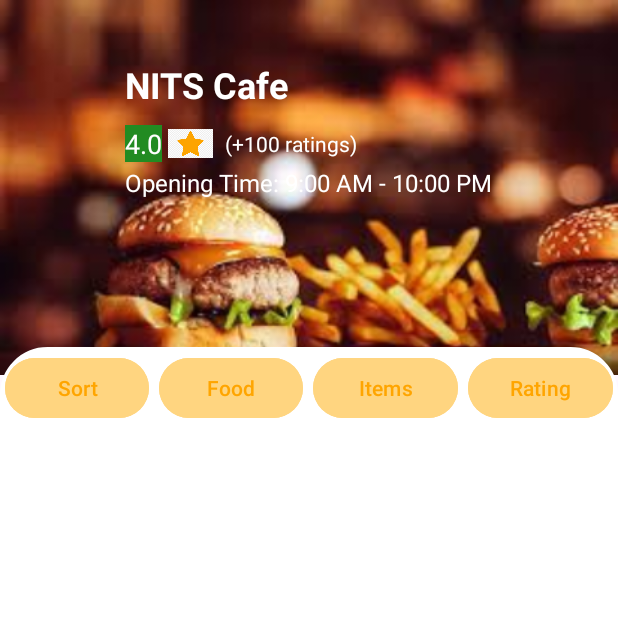
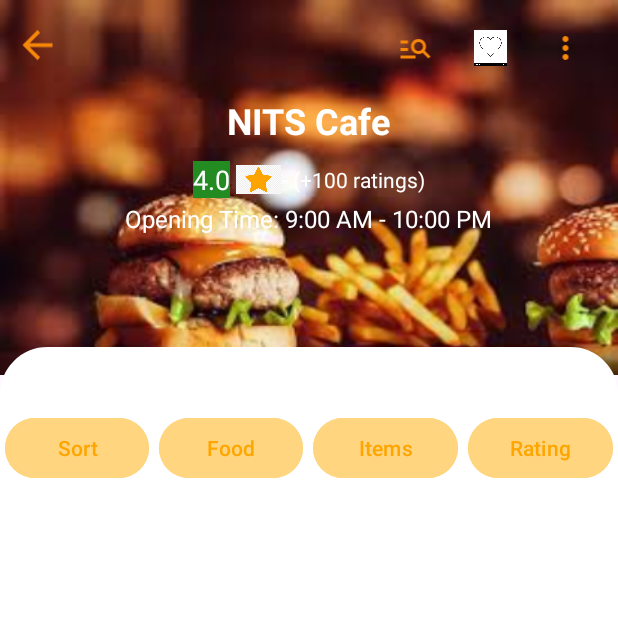
Before and after one commit to parthiv002/Restaurant_page, an Android app: the screen it shows after launch (MainActivity), on a phone screen of 412 x 824 dp, the top half of it. Run offline under Robolectric (Android 15) with nearby library versions, the light colour scheme and no system bars.

Commit message:
ui imrpoved

```diff
--- a/app/src/main/java/com/example/restaurant_page/MainActivity.kt
+++ b/app/src/main/java/com/example/restaurant_page/MainActivity.kt
@@ -3,15 +3,20 @@ package com.example.restaurant_page
 import androidx.appcompat.app.AppCompatActivity
 import android.os.Bundle
 import android.view.WindowManager
+import androidx.appcompat.widget.Toolbar
 
 class MainActivity : AppCompatActivity() {
     override fun onCreate(savedInstanceState: Bundle?) {
         super.onCreate(savedInstanceState)
         setContentView(R.layout.activity_main)
 
+//        supportActionBar?.setDisplayHomeAsUpEnabled(true)
+//        val toolbar = findViewById<Toolbar>(R.id.custom_toolbar)
+//        setSupportActionBar(toolbar)
+
         window.setFlags(
-            WindowManager.LayoutParams.FLAG_LAYOUT_NO_LIMITS,
-            WindowManager.LayoutParams.FLAG_LAYOUT_NO_LIMITS
+            WindowManager.LayoutParams.FLAG_LAYOUT_IN_SCREEN,
+            WindowManager.LayoutParams.FLAG_LAYOUT_IN_SCREEN
         )
     }
 }
--- /dev/null
+++ b/app/src/main/res/drawable/back.xml
@@ -0,0 +1,5 @@
+<vector android:autoMirrored="true" android:height="26dp"
+    android:tint="#F68708" android:viewportHeight="24"
+    android:viewportWidth="24" android:width="26dp" xmlns:android="http://schemas.android.com/apk/res/android">
+    <path android:fillColor="@android:color/white" android:pathData="M20,11H7.83l5.59,-5.59L12,4l-8,8 8,8 1.41,-1.41L7.83,13H20v-2z"/>
+</vector>
--- /dev/null
+++ b/app/src/main/res/drawable/menu.xml
@@ -0,0 +1,5 @@
+<vector android:height="26dp" android:tint="#F68708"
+    android:viewportHeight="24" android:viewportWidth="24"
+    android:width="26dp" xmlns:android="http://schemas.android.com/apk/res/android">
+    <path android:fillColor="@android:color/white" android:pathData="M12,8c1.1,0 2,-0.9 2,-2s-0.9,-2 -2,-2 -2,0.9 -2,2 0.9,2 2,2zM12,10c-1.1,0 -2,0.9 -2,2s0.9,2 2,2 2,-0.9 2,-2 -0.9,-2 -2,-2zM12,16c-1.1,0 -2,0.9 -2,2s0.9,2 2,2 2,-0.9 2,-2 -0.9,-2 -2,-2z"/>
+</vector>
--- /dev/null
+++ b/app/src/main/res/drawable/search.xml
@@ -0,0 +1,5 @@
+<vector android:autoMirrored="true" android:height="26dp"
+    android:tint="#F68708" android:viewportHeight="24"
+    android:viewportWidth="24" android:width="26dp" xmlns:android="http://schemas.android.com/apk/res/android">
+    <path android:fillColor="@android:color/white" android:pathData="M7,9H2V7h5V9zM7,12H2v2h5V12zM20.59,19l-3.83,-3.83C15.96,15.69 15.02,16 14,16c-2.76,0 -5,-2.24 -5,-5s2.24,-5 5,-5s5,2.24 5,5c0,1.02 -0.31,1.96 -0.83,2.75L22,17.59L20.59,19zM17,11c0,-1.65 -1.35,-3 -3,-3s-3,1.35 -3,3s1.35,3 3,3S17,12.65 17,11zM2,19h10v-2H2V19z"/>
+</vector>
--- a/app/src/main/res/layout/activity_main.xml
+++ b/app/src/main/res/layout/activity_main.xml
@@ -7,6 +7,7 @@
     android:layout_height="match_parent">
 
 
+
     <LinearLayout
         android:layout_width="match_parent"
         android:layout_height="250dp"
@@ -14,12 +15,17 @@
         android:background="@drawable/borgir_image"
         >
 
+
+
         <LinearLayout
-            android:layout_width="wrap_content"
+            android:layout_width="match_parent"
             android:layout_height="wrap_content"
             android:layout_gravity="center"
-            android:orientation="vertical"
-            android:padding="40dp">
+            android:orientation="vertical">
+
+            <include
+                layout="@layout/toolbar"
+                />
 
             <TextView
                 android:id="@+id/textViewRestaurantName"
@@ -30,13 +36,15 @@
                 android:textAlignment="center"
                 android:textColor="@android:color/white"
                 android:textSize="24sp"
-                android:textStyle="bold" />
+                android:textStyle="bold"
+                android:layout_gravity="center"/>
 
             <LinearLayout
                 android:layout_width="wrap_content"
                 android:layout_height="wrap_content"
                 android:gravity="center_vertical"
-                android:orientation="horizontal">
+                android:orientation="horizontal"
+                android:layout_gravity="center">
 
                 <TextView
                     android:id="@+id/textViewRating"
@@ -69,7 +77,8 @@
                 android:layout_height="wrap_content"
                 android:text="Opening Time: 9:00 AM - 10:00 PM"
                 android:textColor="@android:color/white"
-                android:textSize="16sp" />
+                android:textSize="16sp"
+                android:layout_gravity="center"/>
 
         </LinearLayout>
 
@@ -92,7 +101,8 @@
         <LinearLayout
             android:layout_width="match_parent"
             android:layout_height="wrap_content"
-            android:orientation="horizontal">
+            android:orientation="horizontal"
+            android:layout_marginTop="40dp">
 
             <Button
                 android:layout_width="0dp"
@@ -133,7 +143,11 @@
                 android:layout_margin="3dp"
                 style="?android:attr/buttonBarButtonStyle"
                 android:backgroundTint="#FFD580"/>
+
+
         </LinearLayout>
+
+
 
         <LinearLayout
             android:layout_width="match_parent"
--- /dev/null
+++ b/app/src/main/res/layout/toolbar.xml
@@ -0,0 +1,41 @@
+<?xml version="1.0" encoding="utf-8"?>
+<RelativeLayout xmlns:android="http://schemas.android.com/apk/res/android"
+    android:id="@+id/custom_toolbar"
+    android:layout_width="match_parent"
+    android:layout_height="?attr/actionBarSize"
+    android:padding="10dp">
+
+    <ImageView
+        android:id="@+id/back_button"
+        android:layout_width="30dp"
+        android:layout_height="40dp"
+        android:src="@drawable/back"/>
+
+    <ImageView
+        android:id="@+id/search_icon"
+        android:layout_width="30dp"
+        android:layout_height="40dp"
+        android:src="@drawable/search"
+        android:layout_toStartOf="@id/like_icon"
+        android:layout_margin="10dp"/>
+
+    <ImageView
+        android:id="@+id/like_icon"
+        android:layout_width="30dp"
+        android:layout_height="40dp"
+        android:src="@drawable/favourites"
+        android:layout_toStartOf="@id/menu_icon"
+        android:layout_margin="10dp"/>
+
+    <ImageView
+        android:id="@+id/menu_icon"
+        android:layout_width="30dp"
+        android:layout_height="40dp"
+        android:src="@drawable/menu"
+        android:layout_gravity="end"
+        android:layout_alignParentEnd="true"
+        android:layout_margin="10dp"/>
+
+
+
+</RelativeLayout>
--- /dev/null
+++ b/app/src/main/res/menu/menu_options.xml
@@ -0,0 +1,7 @@
+<?xml version="1.0" encoding="utf-8"?>
+<menu xmlns:android="http://schemas.android.com/apk/res/android">
+<item
+    android:id="@+id/something"
+    android:title="something"
+    />
+</menu>
```
Also changed, not shown: app/src/main/res/drawable/favourites.png (added), app/src/main/res/drawable/like_button.jpg (added).
